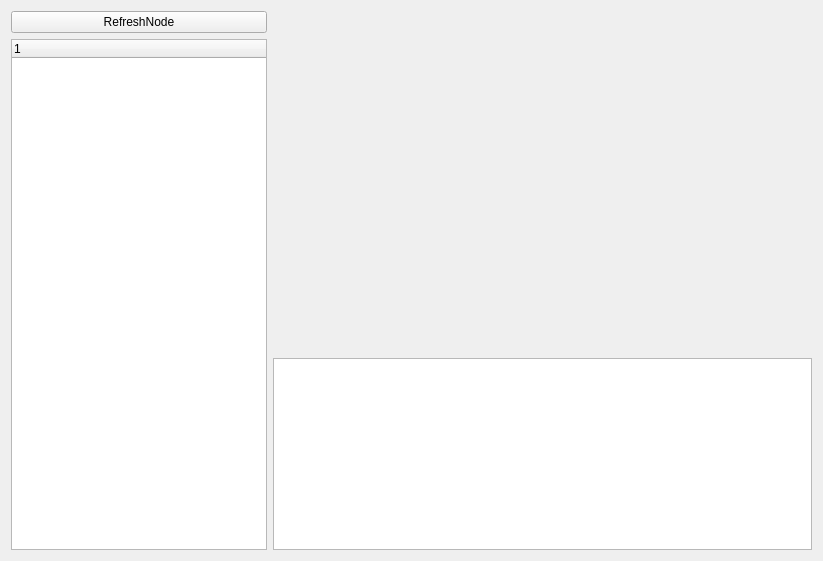
Before: the Qt Designer form src/demo_cpp_qt2/ui/widget.ui in nxhlonghun/ros2_demo2, drawn with Qt 5.
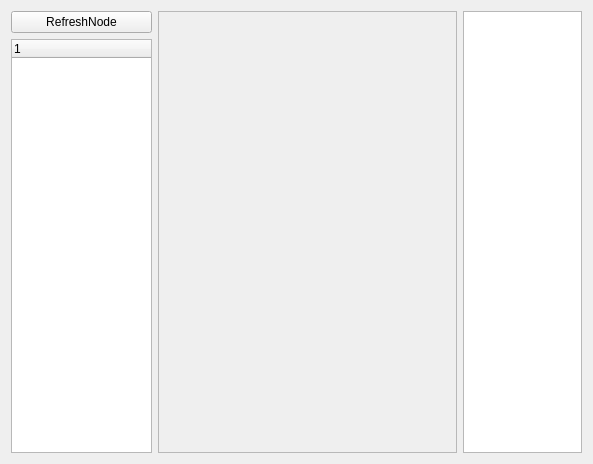
After: the same form once the commit is applied.

Patch:
```diff
--- a/src/demo_cpp_qt2/ui/widget.ui
+++ b/src/demo_cpp_qt2/ui/widget.ui
@@ -6,15 +6,15 @@
    <rect>
     <x>0</x>
     <y>0</y>
-    <width>823</width>
-    <height>561</height>
+    <width>593</width>
+    <height>464</height>
    </rect>
   </property>
   <property name="windowTitle">
    <string>Widget</string>
   </property>
-  <layout class="QGridLayout" name="gridLayout_2" rowstretch="1,0" columnstretch="0,1,1" columnminimumwidth="0,0,0">
-   <item row="0" column="0" rowspan="2">
+  <layout class="QGridLayout" name="gridLayout_4" columnstretch="1,3">
+   <item row="0" column="0">
     <layout class="QGridLayout" name="gridLayout">
      <item row="0" column="0">
       <widget class="QPushButton" name="refreshNodeBtn">
@@ -34,11 +34,29 @@
      </item>
     </layout>
    </item>
-   <item row="0" column="1" colspan="2">
-    <layout class="QGridLayout" name="tableGridLayout"/>
-   </item>
-   <item row="1" column="1" colspan="2">
-    <widget class="QPlainTextEdit" name="plainTextEdit"/>
+   <item row="0" column="1">
+    <layout class="QGridLayout" name="gridLayout_3" rowstretch="1,1">
+     <item row="0" column="0">
+      <layout class="QGridLayout" name="tableGridLayout"/>
+     </item>
+     <item row="1" column="0">
+      <layout class="QGridLayout" name="gridLayout_2" rowstretch="0" columnstretch="5,2,0">
+       <item row="0" column="1">
+        <widget class="QPlainTextEdit" name="plainTextEdit"/>
+       </item>
+       <item row="0" column="0">
+        <widget class="QFrame" name="frame">
+         <property name="frameShape">
+          <enum>QFrame::Shape::StyledPanel</enum>
+         </property>
+         <property name="frameShadow">
+          <enum>QFrame::Shadow::Raised</enum>
+         </property>
+        </widget>
+       </item>
+      </layout>
+     </item>
+    </layout>
    </item>
   </layout>
  </widget>
```
Left out of the diff: 14 changed lines with no effect on the pictures.
